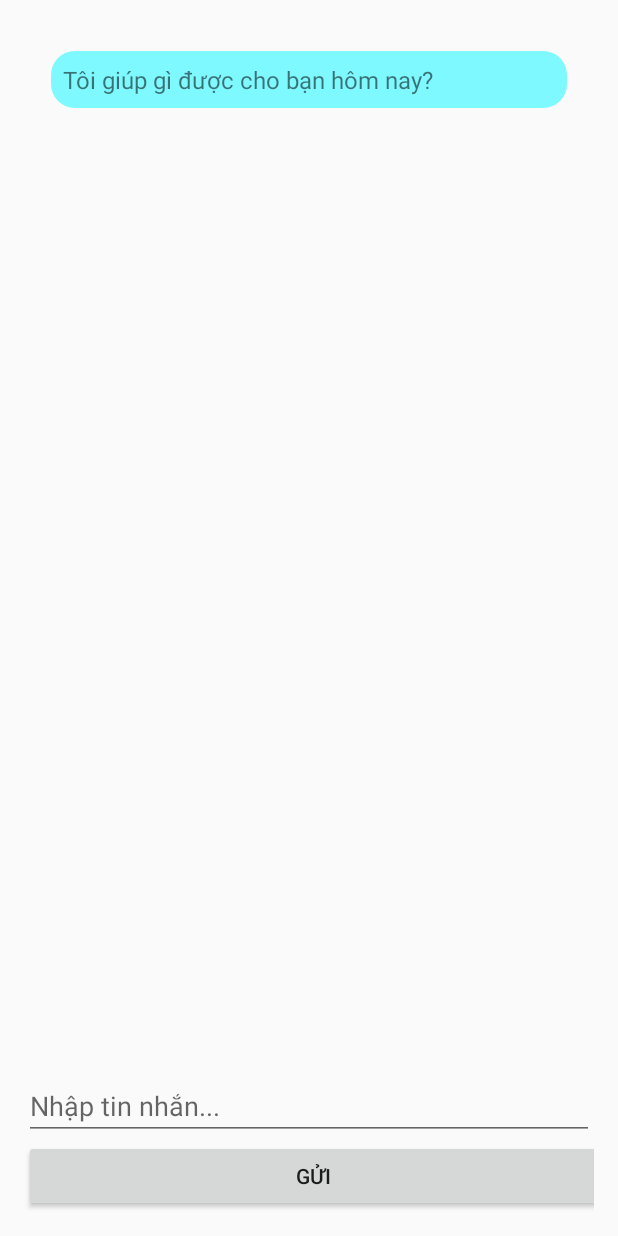
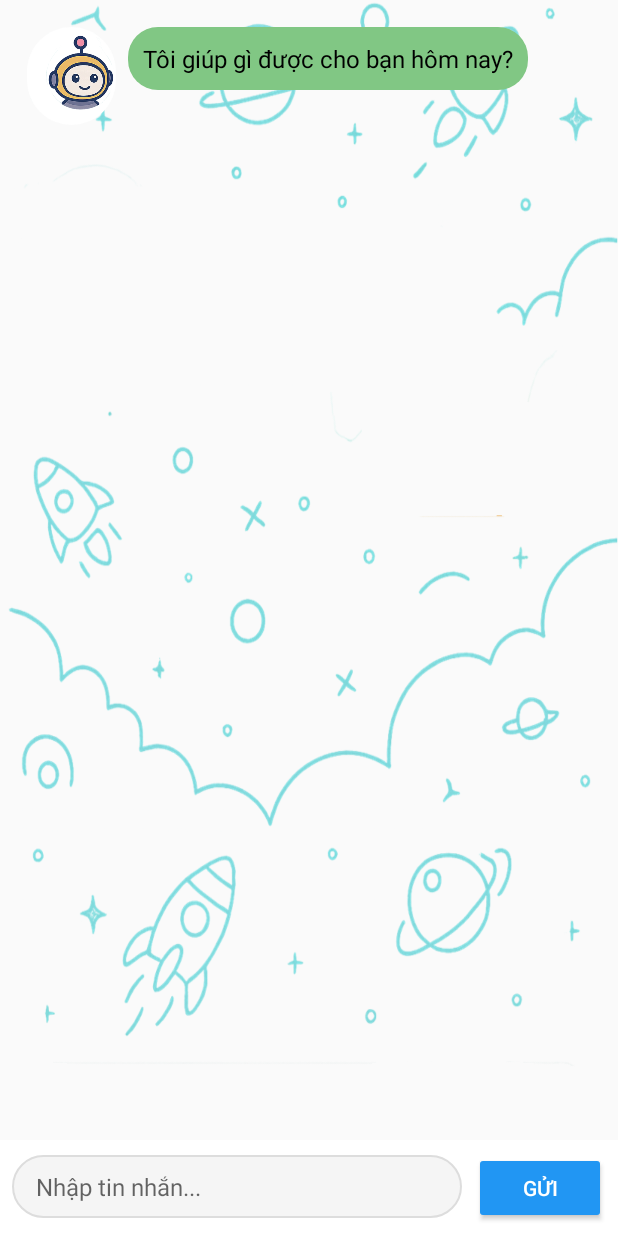
Before and after one commit to lamden000/LingoBuddy, an Android app: the ChatWithAIActivity screen opened directly, with no data from a screen before it, on a phone screen of 412 x 824 dp. Run offline under Robolectric (Android 15) with nearby library versions, the phone set to English and light mode, and no system bars.

```diff
--- a/app/build.gradle.kts
+++ b/app/build.gradle.kts
@@ -2,7 +2,6 @@ plugins {
     alias(libs.plugins.androidApplication)
     alias(libs.plugins.jetbrainsKotlinAndroid)
     id("com.google.gms.google-services")
-    id("kotlin-kapt")
     }
 
 android {
@@ -77,6 +76,4 @@ dependencies {
     implementation ("androidx.navigation:navigation-fragment-ktx:2.7.4")
     implementation ("androidx.navigation:navigation-ui-ktx:2.7.4")
     implementation ("com.google.android.material:material:1.9.0")
-    implementation("com.github.bumptech.glide:glide:4.16.0")
-    kapt("com.github.bumptech.glide:compiler:4.16.0")
 }
--- a/app/src/main/AndroidManifest.xml
+++ b/app/src/main/AndroidManifest.xml
@@ -20,6 +20,9 @@
         android:supportsRtl="true"
         android:theme="@style/Theme.LingoBuddy"
         tools:targetApi="31">
+        <activity
+            android:name=".ResetPasswordActivity"
+            android:exported="false" />
         <activity
             android:name=".NavigationActivity"
             android:exported="false"
--- a/app/src/main/java/com/example/lingobuddypck/ChatWithAIActivity.kt
+++ b/app/src/main/java/com/example/lingobuddypck/ChatWithAIActivity.kt
@@ -1,23 +1,16 @@
 package com.example.lingobuddypck
+
 import android.os.Bundle
-import android.widget.Button
-import android.widget.EditText
-import android.widget.Toast
+import android.view.View
+import android.widget.*
 import androidx.activity.viewModels
 import androidx.appcompat.app.AppCompatActivity
 import androidx.lifecycle.Observer
 import androidx.recyclerview.widget.LinearLayoutManager
 import androidx.recyclerview.widget.RecyclerView
-import com.example.lingobuddypck.Network.RetrofitClient
-import com.example.lingobuddypck.Network.TogetherAI.ChatRequest
-import com.example.lingobuddypck.Network.TogetherAI.ChatResponse
-import com.example.lingobuddypck.Network.TogetherAI.Message
 import com.example.lingobuddypck.ViewModel.ChatViewModel
 import com.example.lingobuddypck.adapter.ChatAdapter
 import com.example.lingobuddypck.data.ChatItemDecoration
-import retrofit2.Call
-import retrofit2.Callback
-import retrofit2.Response
 
 class ChatWithAIActivity : AppCompatActivity() {
 
@@ -30,6 +23,7 @@ class ChatWithAIActivity : AppCompatActivity() {
 
         val inputMessage = findViewById<EditText>(R.id.inputMessage)
         val sendButton = findViewById<Button>(R.id.sendButton)
+        val loadingSpinner = findViewById<ProgressBar>(R.id.loadingSpinner)
         val recyclerView = findViewById<RecyclerView>(R.id.chatRecyclerView)
 
         adapter = ChatAdapter(mutableListOf())
@@ -40,6 +34,11 @@ class ChatWithAIActivity : AppCompatActivity() {
         viewModel.chatMessages.observe(this, Observer { messages ->
             adapter.setMessages(messages)
             recyclerView.scrollToPosition(messages.size - 1)
+        })
+
+        viewModel.isLoading.observe(this, Observer { isLoading ->
+            loadingSpinner.visibility = if (isLoading) View.VISIBLE else View.GONE
+            sendButton.isEnabled = !isLoading
         })
 
         sendButton.setOnClickListener {
--- a/app/src/main/java/com/example/lingobuddypck/ViewModel/ChatViewModel.kt
+++ b/app/src/main/java/com/example/lingobuddypck/ViewModel/ChatViewModel.kt
@@ -17,26 +17,27 @@ class ChatViewModel : ViewModel() {
     private val _chatMessages = MutableLiveData<List<Message>>()
     val chatMessages: LiveData<List<Message>> = _chatMessages
 
+    val isLoading = MutableLiveData<Boolean>()
+
     private val systemMessage = Message(
         "system",
-        "Bạn là một trợ lý ảo giúp người học cải thiện tiếng Anh. Nếu người dùng nói tiếng Việt cung cấp phản hồi (Tiếng Việt-Tiếng Anh), Tên:Lingo"
+        "Bạn là một trợ lý ảo giúp người học cải thiện tiếng Anh, Tên:Lingo. Nếu nguời dùng nói tiếng anh, giúp họ sửa lỗi ngữ pháp hoặc từ vựng (nếu có, giải thích bằng tiếng Việt) "
     )
 
-    private val fullHistory = mutableListOf<Message>(
-        systemMessage
-    )
+    private val fullHistory = mutableListOf(systemMessage)
 
     init {
         val welcome = Message("system", "Tôi giúp gì được cho bạn hôm nay?")
         fullHistory.add(welcome)
-
-        // UI only sees messages excluding the hidden system prompt
         _chatMessages.value = fullHistory.filter { it != systemMessage }
     }
+
     fun sendMessage(userInput: String) {
         val userMessage = Message("user", userInput)
         fullHistory.add(userMessage)
         _chatMessages.value = fullHistory.filter { it != systemMessage }
+
+        isLoading.postValue(true)
 
         val recentHistory = getRecentHistory()
         val request = ChatRequest(
@@ -46,6 +47,7 @@ class ChatViewModel : ViewModel() {
 
         RetrofitClient.instance.chatWithAI(request).enqueue(object : Callback<ChatResponse> {
             override fun onResponse(call: Call<ChatResponse>, response: Response<ChatResponse>) {
+                isLoading.postValue(false)
                 val aiResponse = response.body()?.output?.choices?.getOrNull(0)?.text
                 if (!aiResponse.isNullOrEmpty()) {
                     val assistantMessage = Message("assistant", aiResponse)
@@ -55,7 +57,8 @@ class ChatViewModel : ViewModel() {
             }
 
             override fun onFailure(call: Call<ChatResponse>, t: Throwable) {
-                // You can post a system error message here if desired
+                isLoading.postValue(false)
+                // Có thể thêm xử lý lỗi tại đây
             }
         })
     }
--- a/app/src/main/java/com/example/lingobuddypck/adapter/ChatAdapter.kt
+++ b/app/src/main/java/com/example/lingobuddypck/adapter/ChatAdapter.kt
@@ -6,31 +6,41 @@ import android.view.ViewGroup
 import android.widget.ImageView
 import android.widget.TextView
 import androidx.recyclerview.widget.RecyclerView
-import com.bumptech.glide.Glide
 import com.example.lingobuddypck.Network.TogetherAI.Message
 import com.example.lingobuddypck.R
 
 class ChatAdapter(private val messages: MutableList<Message>) :
-    RecyclerView.Adapter<ChatAdapter.ChatViewHolder>() {
+    RecyclerView.Adapter<RecyclerView.ViewHolder>() {
 
-    override fun onCreateViewHolder(parent: ViewGroup, viewType: Int): ChatViewHolder {
-        val layout = if (viewType == 0) R.layout.item_message else R.layout.item_message_other
-        val view = LayoutInflater.from(parent.context).inflate(layout, parent, false)
-        return ChatViewHolder(view)
-    }
-
-    override fun onBindViewHolder(holder: ChatViewHolder, position: Int) {
-        holder.bind(messages[position])
+    companion object {
+        private const val VIEW_TYPE_USER = 0
+        private const val VIEW_TYPE_AI = 1
     }
 
     override fun getItemViewType(position: Int): Int {
-        return when (messages[position].role) {
-            "user" -> 0
-            else -> 1
+        return if (messages[position].role == "user") VIEW_TYPE_USER else VIEW_TYPE_AI
+    }
+
+    override fun onCreateViewHolder(parent: ViewGroup, viewType: Int): RecyclerView.ViewHolder {
+        val inflater = LayoutInflater.from(parent.context)
+        return if (viewType == VIEW_TYPE_USER) {
+            val view = inflater.inflate(R.layout.item_message, parent, false)
+            UserMessageViewHolder(view)
+        } else {
+            val view = inflater.inflate(R.layout.item_message_other, parent, false)
+            AIMessageViewHolder(view)
         }
     }
 
-    override fun getItemCount() = messages.size
+    override fun onBindViewHolder(holder: RecyclerView.ViewHolder, position: Int) {
+        val message = messages[position]
+        when (holder) {
+            is UserMessageViewHolder -> holder.bind(message)
+            is AIMessageViewHolder -> holder.bind(message)
+        }
+    }
+
+    override fun getItemCount(): Int = messages.size
 
     fun setMessages(newMessages: List<Message>) {
         messages.clear()
@@ -38,22 +48,19 @@ class ChatAdapter(private val messages: MutableList<Message>) :
         notifyDataSetChanged()
     }
 
-    class ChatViewHolder(itemView: View) : RecyclerView.ViewHolder(itemView) {
+    class UserMessageViewHolder(itemView: View) : RecyclerView.ViewHolder(itemView) {
         private val textMessage: TextView = itemView.findViewById(R.id.textMessage)
-        private val imageMessage: ImageView = itemView.findViewById(R.id.imageMessage)
+        fun bind(message: Message) {
+            textMessage.text = message.content
+        }
+    }
 
+    class AIMessageViewHolder(itemView: View) : RecyclerView.ViewHolder(itemView) {
+        private val textMessage: TextView = itemView.findViewById(R.id.textMessage)
+        private val avatarImage: ImageView = itemView.findViewById(R.id.avatarAI)
         fun bind(message: Message) {
-            if (message.imageUri != null) {
-                textMessage.visibility = View.GONE
-                imageMessage.visibility = View.VISIBLE
-                Glide.with(itemView.context)
-                    .load(message.imageUri)
-                    .into(imageMessage)
-            } else {
-                imageMessage.visibility = View.GONE
-                textMessage.visibility = View.VISIBLE
-                textMessage.text = message.content
-            }
+            textMessage.text = message.content
+            avatarImage.setImageResource(R.drawable.avatar_ai)
         }
     }
 }
--- /dev/null
+++ b/app/src/main/res/drawable/bg_edittext.xml
@@ -0,0 +1,5 @@
+<shape xmlns:android="http://schemas.android.com/apk/res/android">
+    <solid android:color="#F5F5F5" />
+    <corners android:radius="24dp" />
+    <stroke android:width="1dp" android:color="#DDDDDD" />
+</shape>
--- a/app/src/main/res/drawable/bubble_left.xml
+++ b/app/src/main/res/drawable/bubble_left.xml
@@ -1,7 +1,5 @@
-<?xml version="1.0" encoding="utf-8"?>
-<shape xmlns:android="http://schemas.android.com/apk/res/android"
-    android:shape="rectangle">
-    <corners android:radius="16dp" />
-    <solid android:color="#7DF9FF" /> <!-- Màu nền -->
-    <padding android:left="8dp" android:top="8dp" android:right="8dp" android:bottom="8dp"/>
+<shape xmlns:android="http://schemas.android.com/apk/res/android">
+    <solid android:color="#81C784"/>
+    <corners android:radius="20dp"/>
+    <padding android:left="12dp" android:top="6dp" android:right="12dp" android:bottom="6dp"/>
 </shape>
--- /dev/null
+++ b/app/src/main/res/drawable/circle_white_bg.xml
@@ -0,0 +1,4 @@
+<shape xmlns:android="http://schemas.android.com/apk/res/android">
+    <solid android:color="#FFFFFF"/>
+    <corners android:radius="100dp"/>
+</shape>
--- a/app/src/main/res/layout/activity_chat_with_ai.xml
+++ b/app/src/main/res/layout/activity_chat_with_ai.xml
@@ -1,27 +1,63 @@
 <?xml version="1.0" encoding="utf-8"?>
-<LinearLayout xmlns:android="http://schemas.android.com/apk/res/android"
+<FrameLayout xmlns:android="http://schemas.android.com/apk/res/android"
+    android:id="@+id/rootLayout"
+    android:layout_width="match_parent"
+    android:layout_height="match_parent">
+
+    <!-- Nội dung chính -->
+    <LinearLayout
         android:layout_width="match_parent"
         android:layout_height="match_parent"
-    android:orientation="vertical"
-    android:padding="16dp">
+        android:orientation="vertical">
 
+        <!-- Danh sách tin nhắn -->
         <androidx.recyclerview.widget.RecyclerView
             android:id="@+id/chatRecyclerView"
             android:layout_width="match_parent"
             android:layout_height="0dp"
             android:layout_weight="1"
             android:padding="10dp"
-        android:scrollbars="vertical"/>
+            android:scrollbars="vertical"
+            android:background="@drawable/chat_background" />
+
+        <!-- Thanh nhập tin nhắn và nút Gửi -->
+        <LinearLayout
+            android:layout_width="match_parent"
+            android:layout_height="wrap_content"
+            android:orientation="horizontal"
+            android:padding="8dp"
+            android:background="#FFFFFF">
 
             <EditText
                 android:id="@+id/inputMessage"
-        android:layout_width="match_parent"
+                android:layout_width="0dp"
                 android:layout_height="wrap_content"
-        android:hint="Nhập tin nhắn..." />
+                android:layout_weight="1"
+                android:hint="Nhập tin nhắn..."
+                android:background="@drawable/bg_edittext"
+                android:paddingHorizontal="16dp"
+                android:paddingVertical="10dp"
+                android:textColor="#000000"
+                android:textSize="16sp" />
 
             <Button
                 android:id="@+id/sendButton"
-        android:layout_width="385dp"
+                android:layout_width="wrap_content"
                 android:layout_height="wrap_content"
-        android:text="Gửi" />
+                android:text="Gửi"
+                android:layout_marginStart="8dp"
+                android:backgroundTint="#2196F3"
+                android:textColor="#FFFFFF" />
         </LinearLayout>
+    </LinearLayout>
+
+    <!-- Spinner loading ở giữa -->
+    <ProgressBar
+        android:id="@+id/loadingSpinner"
+        android:layout_width="60dp"
+        android:layout_height="60dp"
+        android:layout_gravity="center"
+        android:visibility="gone"
+        android:indeterminate="true"
+        style="?android:attr/progressBarStyleLarge" />
+</FrameLayout>
--- a/app/src/main/res/layout/activity_login.xml
+++ b/app/src/main/res/layout/activity_login.xml
@@ -1,4 +1,5 @@
 <?xml version="1.0" encoding="utf-8"?>
+
 <androidx.constraintlayout.widget.ConstraintLayout
     xmlns:android="http://schemas.android.com/apk/res/android"
     xmlns:app="http://schemas.android.com/apk/res-auto"
--- a/app/src/main/res/layout/item_message_other.xml
+++ b/app/src/main/res/layout/item_message_other.xml
@@ -1,23 +1,27 @@
+<?xml version="1.0" encoding="utf-8"?>
 <LinearLayout xmlns:android="http://schemas.android.com/apk/res/android"
-    android:orientation="vertical"
     android:layout_width="match_parent"
     android:layout_height="wrap_content"
+    android:orientation="horizontal"
+    android:gravity="start"
     android:padding="8dp">
 
-    <!-- Text message view -->
+    <ImageView
+        android:id="@+id/avatarAI"
+        android:layout_width="59dp"
+        android:layout_height="65dp"
+        android:layout_marginEnd="8dp"
+        android:background="@drawable/circle_white_bg"
+        android:contentDescription="Avatar AI"
+        android:scaleType="centerCrop"
+        android:src="@drawable/avatar_ai" />
+
     <TextView
         android:id="@+id/textMessage"
-        android:layout_width="match_parent"
-        android:layout_height="wrap_content"
-        android:textSize="16sp"
-        android:background="@drawable/bubble_left"/>
-
-    <!-- Image view for displaying images -->
-    <ImageView
-        android:id="@+id/imageMessage"
         android:layout_width="wrap_content"
         android:layout_height="wrap_content"
-        android:visibility="gone"
-        android:layout_gravity="center"
-        android:background="@drawable/bubble_left"/>
+        android:background="@drawable/bubble_left"
+        android:textColor="#000000"
+        android:textSize="16sp"
+        android:padding="10dp" />
 </LinearLayout>
```
Also changed, not shown: app/src/main/java/com/example/lingobuddypck/HomeActivity.kt (added, +49 -0 lines), app/src/main/java/com/example/lingobuddypck/LoginActivity.kt (+9 -1 lines), app/src/main/java/com/example/lingobuddypck/ResetPasswordActivity.kt (added, +79 -0 lines), app/src/main/res/drawable/bubble_right.xml (+4 -6 lines), app/src/main/res/layout/activity_home.xml (added, +22 -0 lines), app/src/main/res/layout/activity_reset_password.xml (added, +28 -0 lines), app/src/main/res/layout/item_message.xml (+6 -17 lines), app/src/main/res/drawable/avatar_ai.png (added), app/src/main/res/drawable/chat_background.png (added). Lines whose indentation alone changed are shown as unchanged.
